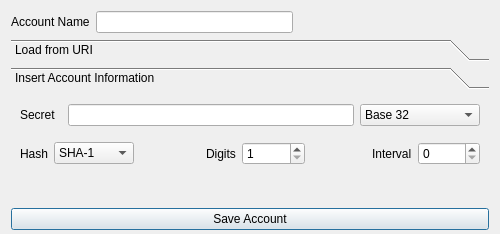
Old version of the form ui/BTNewAccount.ui in the repository c-buzz/buzz-totp-gui.
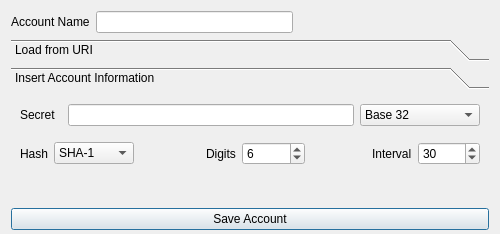
New version of the form.

```diff
--- a/ui/BTNewAccount.ui
+++ b/ui/BTNewAccount.ui
@@ -219,6 +219,9 @@
            <property name="maximum">
             <number>32</number>
            </property>
+           <property name="value">
+            <number>6</number>
+           </property>
           </widget>
          </item>
          <item>
@@ -255,6 +258,9 @@
            <property name="maximum">
             <number>59</number>
            </property>
+           <property name="value">
+            <number>30</number>
+           </property>
           </widget>
          </item>
         </layout>
```
